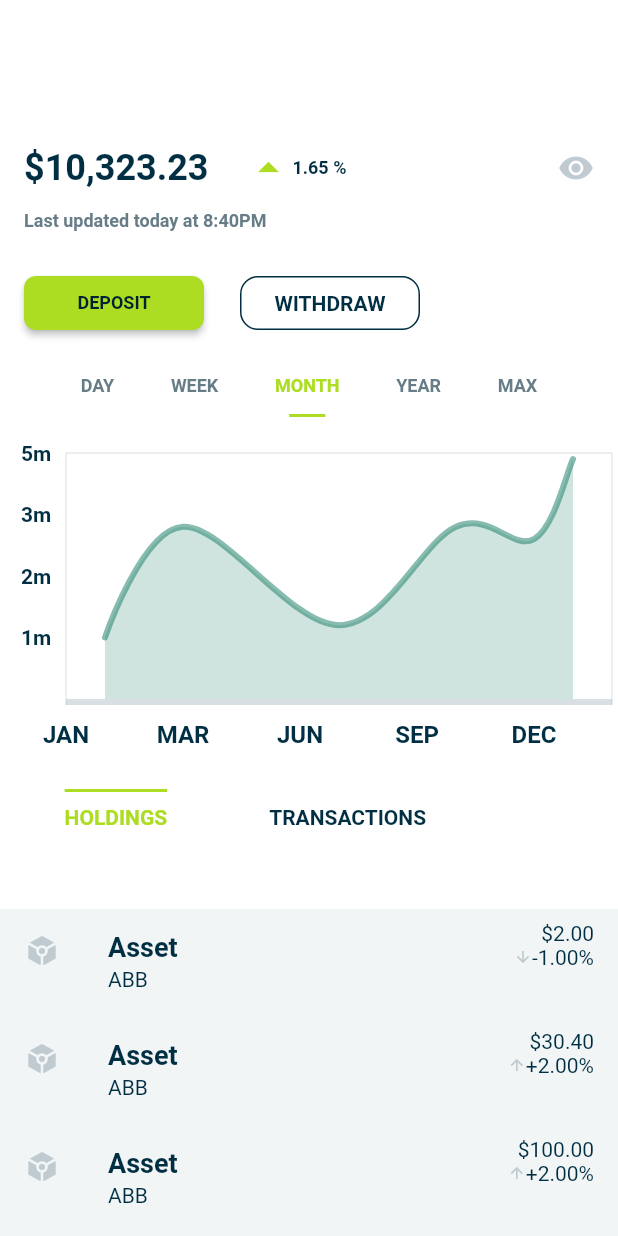
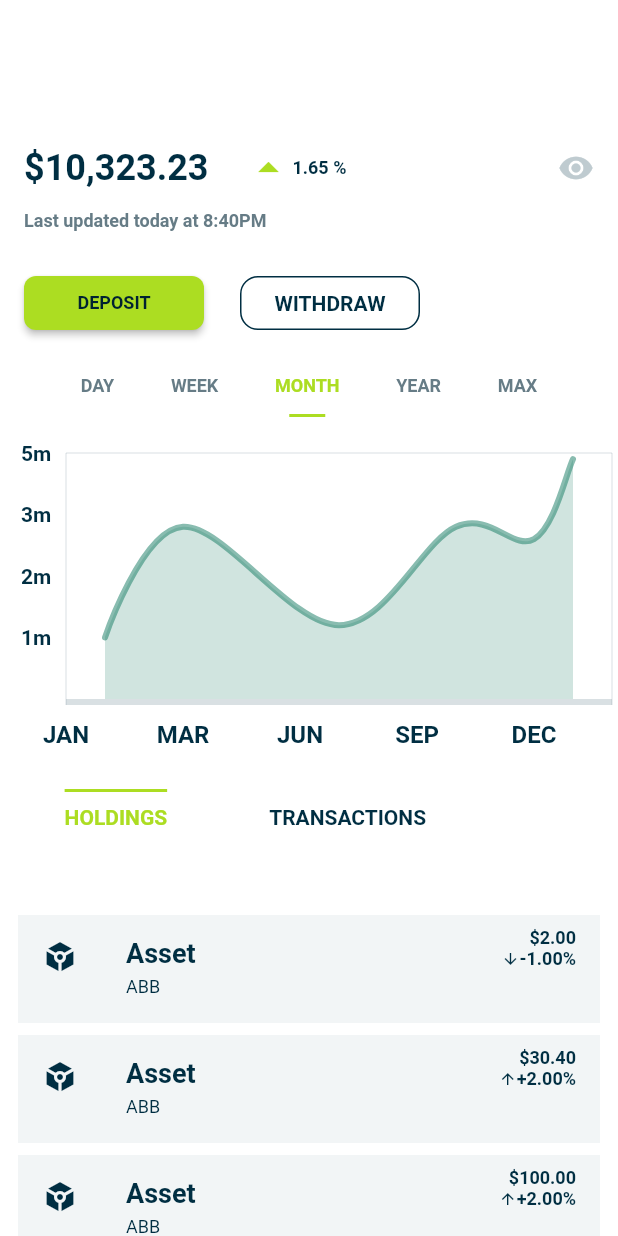
Before and after one commit to i-asimkhan/flutter_theme_extension, a Flutter app: the AccountScreen screen opened directly, on a phone screen of 412 x 824 dp. Run offline on Flutter 3.47's test engine with Material 2 defaults, Android fonts, the phone set to English and light mode, and no system bars; drawn by our look-alikes of fl_chart; our stand-ins replace flutter_bloc, shared_preferences; accounts and stored records are empty.

Commit message:
feat: Added padding to assets and truncation list tiles

```diff
--- a/lib/home/account/widgets/assets/asset_tile.dart
+++ b/lib/home/account/widgets/assets/asset_tile.dart
@@ -1,5 +1,7 @@
 import 'package:flutter/material.dart';
-import 'package:flutter_theme_etension/theme/extensions/asset_tile_style.dart';
+import 'package:flutter_theme_etension/theme/extensions/app_colors.dart';
+import 'package:flutter_theme_etension/theme/extensions/transaction_tile_style.dart';
+import 'package:flutter_theme_etension/theme/themes/app_text_theme.dart';
 
 class AssetTile extends StatelessWidget {
   const AssetTile({
@@ -19,21 +21,38 @@ class AssetTile extends StatelessWidget {
 
   @override
   Widget build(BuildContext context) {
-    return ListTile(
-      tileColor: context.assetTileStyle.backgroundColor,
+    return Padding(
+      padding: const EdgeInsets.symmetric(horizontal: 12, vertical: 4),
+      child: ListTile(
+        tileColor: context.transactionTileStyle.backgroundColor,
         shape: RoundedRectangleBorder(
           borderRadius:
-            BorderRadius.circular(context.assetTileStyle.borderRadius),
+              BorderRadius.circular(context.transactionTileStyle.borderRadius),
         ),
-      leading: const Icon(Icons.token),
-      title: Text(title),
-      subtitle: Text(subTitle),
+        leading: Icon(
+          Icons.token,
+          color: context.colors.onSurface,
+        ),
+        title: Text(
+          title,
+          style: context.textTheme.titleMedium
+              ?.copyWith(color: context.colors.onSurface),
+        ),
+        subtitle: Text(
+          subTitle,
+          style: context.textTheme.bodySmall
+              ?.copyWith(color: context.colors.onSurface),
+        ),
         trailing: Column(
           mainAxisAlignment: MainAxisAlignment.start,
           crossAxisAlignment: CrossAxisAlignment.end,
           mainAxisSize: MainAxisSize.max,
           children: [
-          Text(price),
+            Text(
+              price,
+              style: context.textTheme.labelMedium?.copyWith(
+                  color: context.colors.onSurface, fontWeight: FontWeight.w700),
+            ),
             SizedBox(
               width: 75,
               child: Row(
@@ -41,14 +60,20 @@ class AssetTile extends StatelessWidget {
                 children: [
                   Icon(
                     isUpward ? Icons.arrow_upward : Icons.arrow_downward,
+                    color: context.colors.onSurface,
                     size: 12,
                   ),
-                Text(percentage),
+                  Text(
+                    percentage,
+                    style: context.textTheme.labelMedium
+                        ?.copyWith(color: context.colors.onSurface),
+                  ),
                 ],
               ),
             ),
           ],
         ),
+      ),
     );
   }
 }
```
Also changed, not shown: lib/home/account/widgets/transactons/transaction_tile.dart (+22 -4 lines). Lines whose indentation alone changed are shown as unchanged.
